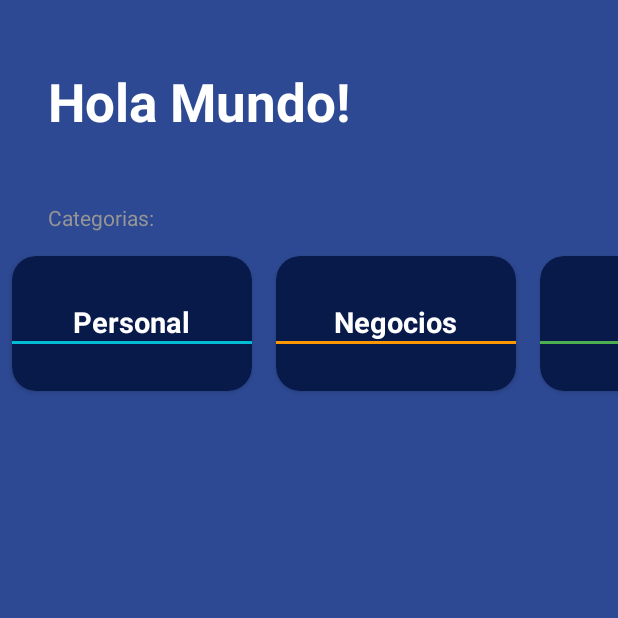
After one commit to AxelEncina/AppMix, an Android app: the TodoActivity screen opened directly, with no data from a screen before it, on a phone screen of 412 x 824 dp, the top half of it. The commit adds this screen. Run offline under Robolectric (Android 15) with nearby library versions, the phone set to English and light mode, and no system bars.

Commit message:
Funcionalidades para TODO app

```diff
--- a/app/src/main/AndroidManifest.xml
+++ b/app/src/main/AndroidManifest.xml
@@ -12,6 +12,10 @@
         android:supportsRtl="true"
         android:theme="@style/Theme.AndroidMaster"
         tools:targetApi="34">
+        <activity
+            android:name=".todoapp.TodoActivity"
+            android:theme="@style/Theme.TODOApp"
+            android:exported="false" />
         <activity
             android:name=".imcapp.ResultImcActivity"
             android:exported="false" />
--- a/app/src/main/java/com/example/androidmaster/MenuActivity.kt
+++ b/app/src/main/java/com/example/androidmaster/MenuActivity.kt
@@ -7,6 +7,7 @@ import android.widget.Button
 import com.example.androidmaster.R
 import com.example.androidmaster.firstapp.FirstAppActivity
 import com.example.androidmaster.imcapp.ImcCalculatorActivity
+import com.example.androidmaster.todoapp.TodoActivity
 
 class MenuActivity : AppCompatActivity() {
     override fun onCreate(savedInstanceState: Bundle?) {
@@ -15,10 +16,17 @@ class MenuActivity : AppCompatActivity() {
 
         val btnSaludApp = findViewById<Button>(R.id.btnSaludApp)
         val btnIMCApp = findViewById<Button>(R.id.btnIMCApp)
+        val btnToDo = findViewById<Button>(R.id.btnToDoApp)
         btnSaludApp.setOnClickListener { navigateToSaludApp() }
         btnIMCApp.setOnClickListener { navigateToIMCApp() }
+        btnToDo.setOnClickListener { navigateToToDoApp() }
     }
 
+    private fun navigateToToDoApp() {
+        val intent = Intent(this, TodoActivity::class.java)
+        //intent.putExtra("name", "Android Master")
+        startActivity(intent)
+    }
     private fun navigateToSaludApp() {
         val intent = Intent(this, FirstAppActivity::class.java)
         //intent.putExtra("name", "Android Master")
--- /dev/null
+++ b/app/src/main/java/com/example/androidmaster/todoapp/CategoriesAdapter.kt
@@ -0,0 +1,22 @@
+package com.example.androidmaster.todoapp
+
+import android.view.LayoutInflater
+import android.view.ViewGroup
+import androidx.recyclerview.widget.RecyclerView
+import com.example.androidmaster.R
+
+class CategoriesAdapter(private val categories: List<TaskCategory>): /*recibe como parametro la lista de categorias*/
+    RecyclerView.Adapter<CategoriesViewHolder>() {
+    override fun onCreateViewHolder(parent: ViewGroup, viewType: Int): CategoriesViewHolder {
+        val view = LayoutInflater.from(parent.context).inflate(R.layout.item_task_category, parent, false)
+        return CategoriesViewHolder(view)
+    }
+
+    override fun onBindViewHolder(holder: CategoriesViewHolder, position: Int) {
+        holder.render(categories[position])
+    }
+
+    override fun getItemCount(): Int {
+        return categories.size // el tamaño de mi lista
+    }
+}
--- /dev/null
+++ b/app/src/main/java/com/example/androidmaster/todoapp/CategoriesViewHolder.kt
@@ -0,0 +1,37 @@
+package com.example.androidmaster.todoapp
+
+import android.view.View
+import android.widget.TextView
+import androidx.core.content.ContextCompat
+import androidx.recyclerview.widget.RecyclerView
+import com.example.androidmaster.R
+
+class CategoriesViewHolder(view: View): RecyclerView.ViewHolder(view) { /*recibe una view*/
+
+    private val tvCategoryName: TextView = view.findViewById(R.id.tvCategoryName)
+    private val divider: View = view.findViewById(R.id.divider)
+    fun render(taskCategory: TaskCategory) {
+        tvCategoryName.text = "Ejemplo"
+
+        when(taskCategory) {
+            TaskCategory.Personal -> {
+                tvCategoryName.text = "Personal"
+                divider.setBackgroundColor(
+                    ContextCompat.getColor(divider.context, R.color.todo_personal_category)
+                )
+            }
+            TaskCategory.Bussiness -> {
+                tvCategoryName.text = "Negocios"
+                divider.setBackgroundColor(
+                    ContextCompat.getColor(divider.context, R.color.todo_business_category)
+                )
+            }
+            TaskCategory.Others -> {
+                tvCategoryName.text = "Otros"
+                divider.setBackgroundColor(
+                    ContextCompat.getColor(divider.context, R.color.todo_other_category)
+                )
+            }
+        }
+    }
+}
--- /dev/null
+++ b/app/src/main/java/com/example/androidmaster/todoapp/TaskCategory.kt
@@ -0,0 +1,7 @@
+package com.example.androidmaster.todoapp
+
+sealed class TaskCategory {
+    object Personal : TaskCategory()
+    object Bussiness : TaskCategory()
+    object Others : TaskCategory()
+}
--- /dev/null
+++ b/app/src/main/java/com/example/androidmaster/todoapp/TodoActivity.kt
@@ -0,0 +1,40 @@
+package com.example.androidmaster.todoapp
+
+import androidx.appcompat.app.AppCompatActivity
+import android.os.Bundle
+import androidx.recyclerview.widget.LinearLayoutManager
+import androidx.recyclerview.widget.RecyclerView
+import com.example.androidmaster.R
+
+class TodoActivity : AppCompatActivity() {
+
+    private val categories = listOf(
+        TaskCategory.Personal,
+        TaskCategory.Bussiness,
+        TaskCategory.Others
+    )
+
+    private lateinit var rvCategories: RecyclerView
+    private lateinit var categoriesAdapter: CategoriesAdapter
+    override fun onCreate(savedInstanceState: Bundle?) {
+        super.onCreate(savedInstanceState)
+        setContentView(R.layout.activity_todo)
+        initComponent()
+        initUI()
+    }
+
+    private fun initComponent() {
+        rvCategories = findViewById(R.id.rvCategories)
+
+    }
+
+    private fun initUI() {
+        /*
+        para que un recyclerview funcione tiene que tener un adapter(clase que va a conectar la info con el recyclerview) y un viewholder (lo pinta)
+         */
+        categoriesAdapter = CategoriesAdapter(categories)
+        rvCategories.layoutManager = LinearLayoutManager(this, LinearLayoutManager.HORIZONTAL, false)
+        rvCategories.adapter = categoriesAdapter
+    }
+
+}
--- a/app/src/main/res/layout/activity_menu.xml
+++ b/app/src/main/res/layout/activity_menu.xml
@@ -19,6 +19,12 @@
         android:layout_height="wrap_content"
         android:text="IMCApp"/>
 
+    <Button
+        android:id="@+id/btnToDoApp"
+        android:layout_width="match_parent"
+        android:layout_height="wrap_content"
+        android:text="ToDo App"/>
+
 
 
 </LinearLayout>
--- /dev/null
+++ b/app/src/main/res/layout/activity_todo.xml
@@ -0,0 +1,34 @@
+<?xml version="1.0" encoding="utf-8"?>
+<LinearLayout xmlns:android="http://schemas.android.com/apk/res/android"
+    xmlns:app="http://schemas.android.com/apk/res-auto"
+    xmlns:tools="http://schemas.android.com/tools"
+    android:layout_width="match_parent"
+    android:layout_height="match_parent"
+    android:orientation="vertical"
+    android:background="@color/todo_background_todo_app"
+    tools:context=".todoapp.TodoActivity">
+
+    <TextView
+        android:layout_width="wrap_content"
+        android:layout_height="wrap_content"
+        android:textSize="35sp"
+        android:textStyle="bold"
+        android:text="Hola Mundo!"
+        android:textColor="@color/white"
+        android:layout_marginVertical="44dp"
+        android:layout_marginHorizontal="32dp"/>
+
+    <TextView
+        android:layout_width="wrap_content"
+        android:layout_height="wrap_content"
+        android:text="Categorias:"
+        android:textColor="@color/todo_subtitle_text"
+        android:layout_marginHorizontal="32dp"/>
+
+    <androidx.recyclerview.widget.RecyclerView
+        android:id="@+id/rvCategories"
+        android:layout_width="match_parent"
+        android:layout_height="wrap_content"/>
+
+
+</LinearLayout>
--- /dev/null
+++ b/app/src/main/res/layout/item_task_category.xml
@@ -0,0 +1,33 @@
+<?xml version="1.0" encoding="utf-8"?>
+<androidx.cardview.widget.CardView xmlns:android="http://schemas.android.com/apk/res/android"
+    xmlns:app="http://schemas.android.com/apk/res-auto"
+    android:layout_width="160dp"
+    android:layout_height="90dp"
+    android:layout_marginHorizontal="8dp"
+    android:layout_marginVertical="16dp"
+    app:cardCornerRadius="16dp"
+    app:cardBackgroundColor="@color/todo_background_card">
+
+    <LinearLayout
+        android:layout_width="match_parent"
+        android:layout_height="match_parent"
+        android:gravity="center"
+        android:orientation="vertical">
+
+        <TextView
+            android:id="@+id/tvCategoryName"
+            android:layout_width="wrap_content"
+            android:layout_height="wrap_content"
+            android:text="Categoria"
+            android:textColor="@color/white"
+            android:textSize="19sp"
+            android:textStyle="bold"/>
+
+        <View
+            android:id="@+id/divider"
+            android:layout_width="match_parent"
+            android:layout_height="2dp"/>
+
+    </LinearLayout>
+
+</androidx.cardview.widget.CardView>
--- a/app/src/main/res/values/colors.xml
+++ b/app/src/main/res/values/colors.xml
@@ -8,6 +8,8 @@
     <color name="black">#FF000000</color>
     <color name="white">#FFFFFFFF</color>
 
+
+    <!-- IMC App-->
     <color name="background_component">#1D1E33</color>
     <color name="background_component_selected">#111328</color>
     <color name="background_app">#0E0B20</color>
@@ -21,4 +23,17 @@
     <color name="sobrepeso">#FF9800</color>
     <color name="obesidad">#F44336</color>
 
+    <!-- TODO App-->
+    <color name="todo_background_card">#FF081A4A</color>
+    <color name="todo_background_disabled">#787878</color>
+    <color name="todo_background_todo_app">#FF2D4993</color>
+    <color name="todo_subtitle_text">#959595</color>
+    <color name="todo_accent">#E91E63</color>
+
+    <color name="todo_business_category">#FF9800</color>
+    <color name="todo_personal_category">#00BCD4</color>
+    <color name="todo_other_category">#4CAF50</color>
+
+
+
 </resources>
--- a/app/src/main/res/values/themes.xml
+++ b/app/src/main/res/values/themes.xml
@@ -13,4 +13,19 @@
         <item name="android:statusBarColor">?attr/colorPrimaryVariant</item>
         <!-- Customize your theme here. -->
     </style>
+
+    <style name="Theme.TODOApp" parent="Theme.MaterialComponents.DayNight.NoActionBar">
+        <!-- Primary brand color. -->
+        <item name="colorPrimary">@color/purple_500</item>
+        <item name="colorPrimaryVariant">@color/purple_700</item>
+        <item name="colorOnPrimary">@color/white</item>
+        <!-- Secondary brand color. -->
+        <item name="colorSecondary">@color/teal_200</item>
+        <item name="colorSecondaryVariant">@color/teal_700</item>
+        <item name="colorOnSecondary">@color/black</item>
+        <!-- Status bar color. -->
+        <item name="android:statusBarColor">@color/todo_background_todo_app</item>
+        <!-- Customize your theme here. -->
+    </style>
+
 </resources>
```
